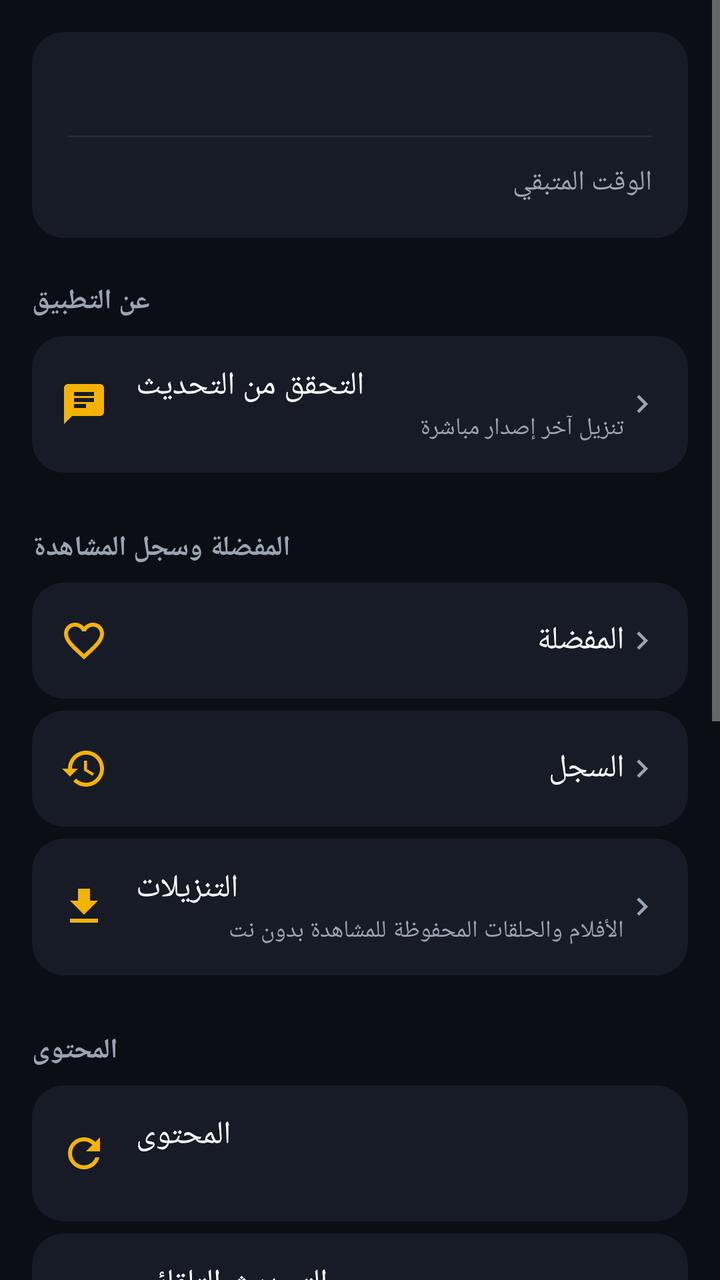
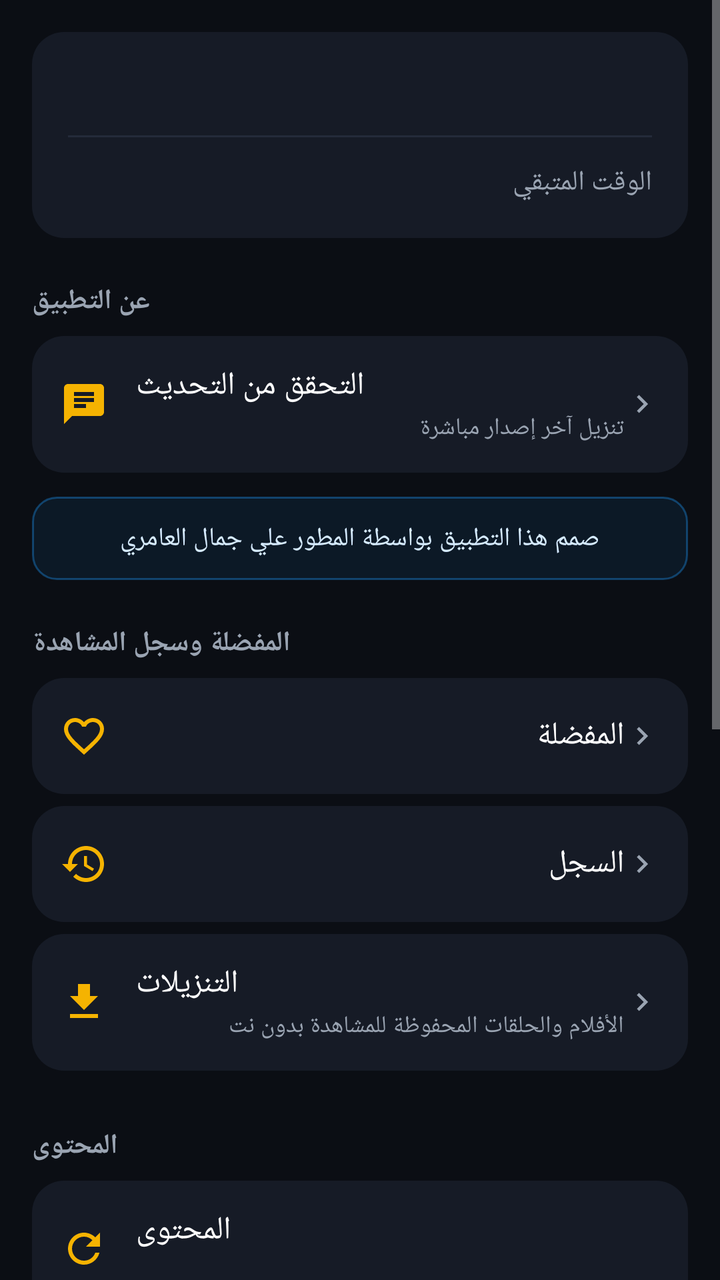

The first picture is an Android layout as it rendered before a commit; the second is the same layout after the commit. The layout source and the unified diff follow.
<!-- AndroidManifest.xml: application theme Theme.KaraPro -->
<!-- res/layout/fragment_more.xml -->
<?xml version="1.0" encoding="utf-8"?>
<ScrollView xmlns:android="http://schemas.android.com/apk/res/android"
    android:layout_width="match_parent"
    android:layout_height="match_parent"
    android:background="@color/bg_dark"
    android:fillViewport="true">

    <LinearLayout
        android:layout_width="match_parent"
        android:layout_height="wrap_content"
        android:orientation="vertical"
        android:padding="16dp">

        
        <LinearLayout
            android:layout_width="match_parent"
            android:layout_height="wrap_content"
            android:orientation="vertical"
            android:background="@drawable/bg_card"
            android:padding="18dp">

            <TextView
                android:id="@+id/tvName"
                android:layout_width="match_parent"
                android:layout_height="wrap_content"
                android:textColor="@color/text_primary"
                android:textSize="16sp"
                android:textStyle="bold"
                android:maxLines="2"
                android:ellipsize="end" />

            <View android:layout_width="match_parent" android:layout_height="1dp"
                android:layout_marginVertical="12dp" android:background="@color/divider" />

            <LinearLayout android:layout_width="match_parent" android:layout_height="wrap_content"
                android:orientation="horizontal">
                <TextView android:layout_width="0dp" android:layout_height="wrap_content"
                    android:layout_weight="1" android:text="@string/remaining_time"
                    android:textColor="@color/text_secondary" android:textSize="14sp" />
                <TextView android:id="@+id/tvRemaining" android:layout_width="wrap_content"
                    android:layout_height="wrap_content" android:textColor="@color/accent"
                    android:textSize="15sp" android:textStyle="bold" />
            </LinearLayout>
        </LinearLayout>

        
        <TextView style="@style/MoreSection" android:text="@string/section_about" />

        <LinearLayout android:id="@+id/rowAppUpdate" style="@style/MoreRow">
            <ImageView style="@style/MoreRowIcon" android:src="@drawable/ic_support" />
            <LinearLayout style="@style/MoreRowTextBox">
                <TextView style="@style/MoreRowTitleInline" android:text="@string/update_check" />
                <TextView style="@style/MoreRowSubtitle" android:text="@string/update_check_sub" />
            </LinearLayout>
            <ImageView style="@style/MoreRowChevron" />
        </LinearLayout>

        
        <TextView style="@style/MoreSection" android:text="@string/section_library" />

        <LinearLayout android:id="@+id/rowFavorites" style="@style/MoreRow">
            <ImageView style="@style/MoreRowIcon" android:src="@drawable/ic_favorite_border" />
            <TextView style="@style/MoreRowTitle" android:text="@string/menu_favorites" />
            <ImageView style="@style/MoreRowChevron" />
        </LinearLayout>

        <LinearLayout android:id="@+id/rowHistory" style="@style/MoreRow">
            <ImageView style="@style/MoreRowIcon" android:src="@drawable/ic_history" />
            <TextView style="@style/MoreRowTitle" android:text="@string/menu_history" />
            <ImageView style="@style/MoreRowChevron" />
        </LinearLayout>

        <LinearLayout android:id="@+id/rowDownloads" style="@style/MoreRow">
            <ImageView style="@style/MoreRowIcon" android:src="@drawable/ic_download" />
            <LinearLayout style="@style/MoreRowTextBox">
                <TextView style="@style/MoreRowTitleInline" android:text="@string/menu_downloads" />
                <TextView style="@style/MoreRowSubtitle" android:text="@string/menu_downloads_sub" />
            </LinearLayout>
            <ImageView style="@style/MoreRowChevron" />
        </LinearLayout>

        
        <TextView style="@style/MoreSection" android:text="@string/section_content" />

        <LinearLayout android:id="@+id/rowUpdate" style="@style/MoreRow">
            <ImageView style="@style/MoreRowIcon" android:src="@drawable/ic_refresh" />
            <LinearLayout style="@style/MoreRowTextBox">
                <TextView style="@style/MoreRowTitleInline" android:text="@string/section_content" />
                <TextView android:id="@+id/tvCounts" style="@style/MoreRowSubtitle" />
            </LinearLayout>
            <ProgressBar android:id="@+id/updateProgress" android:layout_width="22dp"
                android:layout_height="22dp" android:indeterminateTint="@color/cyan"
                android:visibility="gone" />
        </LinearLayout>

        <LinearLayout android:id="@+id/rowAutoUpdate" style="@style/MoreRow">
            <ImageView style="@style/MoreRowIcon" android:src="@drawable/ic_refresh" />
            <LinearLayout style="@style/MoreRowTextBox">
                <TextView style="@style/MoreRowTitleInline" android:text="@string/auto_update" />
                <TextView android:id="@+id/tvAutoUpdate" style="@style/MoreRowSubtitle" />
            </LinearLayout>
            <ImageView style="@style/MoreRowChevron" />
        </LinearLayout>

        
        <TextView style="@style/MoreSection" android:text="@string/section_general" />

        <LinearLayout android:id="@+id/rowLanguage" style="@style/MoreRow">
            <ImageView style="@style/MoreRowIcon" android:src="@drawable/ic_language" />
            <TextView style="@style/MoreRowTitle" android:text="@string/menu_language" />
            <TextView android:id="@+id/tvLangValue" style="@style/MoreRowValue" />
        </LinearLayout>

        <LinearLayout android:id="@+id/rowEngine" style="@style/MoreRow">
            <ImageView style="@style/MoreRowIcon" android:src="@drawable/ic_engine" />
            <TextView style="@style/MoreRowTitle" android:text="@string/menu_engine" />
            <TextView android:id="@+id/tvEngineValue" style="@style/MoreRowValue" />
        </LinearLayout>

        <LinearLayout android:id="@+id/rowChangePin" style="@style/MoreRow">
            <ImageView style="@style/MoreRowIcon" android:src="@drawable/ic_lock" />
            <TextView style="@style/MoreRowTitle" android:text="@string/change_pin" />
            <ImageView style="@style/MoreRowChevron" />
        </LinearLayout>

        <LinearLayout android:id="@+id/rowPlaylists" style="@style/MoreRow">
            <ImageView style="@style/MoreRowIcon" android:src="@drawable/ic_menu" />
            <TextView style="@style/MoreRowTitle" android:text="@string/my_playlists" />
            <ImageView style="@style/MoreRowChevron" />
        </LinearLayout>

        <LinearLayout android:id="@+id/rowLogout" style="@style/MoreRow">
            <ImageView style="@style/MoreRowIcon" android:src="@drawable/ic_logout" />
            <TextView style="@style/MoreRowTitle" android:text="@string/logout" />
        </LinearLayout>

        <TextView
            android:layout_width="match_parent"
            android:layout_height="wrap_content"
            android:layout_marginTop="18dp"
            android:background="@drawable/bg_credit"
            android:paddingHorizontal="14dp"
            android:paddingVertical="12dp"
            android:gravity="center"
            android:text="@string/developer_credit"
            android:textColor="#D6EBFF"
            android:textSize="13sp" />
    </LinearLayout>
</ScrollView>
<!-- resources referenced by this layout -->
<resources>
  <color name="accent">#F5B301</color>
  <color name="bg_dark">#0B0E14</color>
  <color name="cyan">#22D3EE</color>
  <color name="divider">#242B3A</color>
  <color name="text_primary">#FFFFFF</color>
  <color name="text_secondary">#9AA4B2</color>
  <!-- drawable bg_card (drawable) -->
  <?xml version="1.0" encoding="utf-8"?>
  <shape xmlns:android="http://schemas.android.com/apk/res/android" android:shape="rectangle">
      <solid android:color="@color/bg_card" />
      <corners android:radius="16dp" />
  </shape>
  <!-- drawable bg_credit (drawable) -->
  <?xml version="1.0" encoding="utf-8"?>
  <shape xmlns:android="http://schemas.android.com/apk/res/android" android:shape="rectangle">
      <solid android:color="#141E9BFF" />
      <stroke android:width="1dp" android:color="#5A1E9BFF" />
      <corners android:radius="12dp" />
  </shape>
  <string name="auto_update">التحديث التلقائي</string>
  <string name="change_pin">تغيير الرمز السري للباقات</string>
  <string name="developer_credit">صمم هذا التطبيق بواسطة المطور علي جمال العامري</string>
  <string name="logout">تسجيل الخروج</string>
  <string name="menu_downloads">التنزيلات</string>
  <string name="menu_downloads_sub">الأفلام والحلقات المحفوظة للمشاهدة بدون نت</string>
  <string name="menu_engine">محرّك التشغيل</string>
  <string name="menu_favorites">المفضلة</string>
  <string name="menu_history">السجل</string>
  <string name="menu_language">لغة التطبيق</string>
  <string name="my_playlists">قوائم التشغيل الخاصة بي</string>
  <string name="remaining_time">الوقت المتبقي</string>
  <string name="section_about">عن التطبيق</string>
  <string name="section_content">المحتوى</string>
  <string name="section_general">الإعدادات العامة</string>
  <string name="section_library">المفضلة وسجل المشاهدة</string>
  <string name="update_check">التحقق من التحديث</string>
  <string name="update_check_sub">تنزيل آخر إصدار مباشرة</string>
  <style name="MoreRowChevron">
          <item name="android:layout_width">18dp</item>
          <item name="android:layout_height">18dp</item>
          <item name="android:src">@drawable/ic_chevron</item>
      </style>
  <style name="MoreRowIcon">
          <item name="android:layout_width">24dp</item>
          <item name="android:layout_height">24dp</item>
          <item name="android:layout_marginEnd">14dp</item>
          <item name="android:tint">@color/accent</item>
      </style>
  <style name="MoreRowTextBox">
          <item name="android:layout_width">0dp</item>
          <item name="android:layout_height">wrap_content</item>
          <item name="android:layout_weight">1</item>
          <item name="android:orientation">vertical</item>
      </style>
  <style name="MoreRowTitleInline">
          <item name="android:layout_width">wrap_content</item>
          <item name="android:layout_height">wrap_content</item>
          <item name="android:textColor">@color/text_primary</item>
          <item name="android:textSize">16sp</item>
      </style>
  <style name="MoreRowValue">
          <item name="android:layout_width">wrap_content</item>
          <item name="android:layout_height">wrap_content</item>
          <item name="android:textColor">@color/text_secondary</item>
          <item name="android:textSize">14sp</item>
      </style>
  <color name="bg_card">#161B26</color>
  <color name="white">#FFFFFF</color>
  <color name="accent_dark">#C68F00</color>
  <color name="black">#000000</color>
  <!-- drawable bg_card_blue (drawable) -->
  <?xml version="1.0" encoding="utf-8"?>
  <shape xmlns:android="http://schemas.android.com/apk/res/android" android:shape="rectangle">
      <gradient android:startColor="@color/blue" android:endColor="@color/blue_dark" android:angle="0" />
      <corners android:radius="16dp" />
  </shape>
  <color name="blue">#1E9BFF</color>
  <color name="blue_dark">#0B6FD6</color>
  <!-- unchanged entries left out for length: 17 -->
</resources>

<!-- the commit's change to res/layout/fragment_more.xml (unified diff, before → after) -->
@@ -54,6 +54,18 @@
             </LinearLayout>
             <ImageView style="@style/MoreRowChevron" />
         </LinearLayout>
+
+        <TextView
+            android:layout_width="match_parent"
+            android:layout_height="wrap_content"
+            android:layout_marginTop="6dp"
+            android:background="@drawable/bg_credit"
+            android:paddingHorizontal="14dp"
+            android:paddingVertical="12dp"
+            android:gravity="center"
+            android:text="@string/developer_credit"
+            android:textColor="#D6EBFF"
+            android:textSize="13sp" />
 
         
         <TextView style="@style/MoreSection" android:text="@string/section_library" />
@@ -133,17 +145,5 @@
             <ImageView style="@style/MoreRowIcon" android:src="@drawable/ic_logout" />
             <TextView style="@style/MoreRowTitle" android:text="@string/logout" />
         </LinearLayout>
-
-        <TextView
-            android:layout_width="match_parent"
-            android:layout_height="wrap_content"
-            android:layout_marginTop="18dp"
-            android:background="@drawable/bg_credit"
-            android:paddingHorizontal="14dp"
-            android:paddingVertical="12dp"
-            android:gravity="center"
-            android:text="@string/developer_credit"
-            android:textColor="#D6EBFF"
-            android:textSize="13sp" />
     </LinearLayout>
 </ScrollView>
